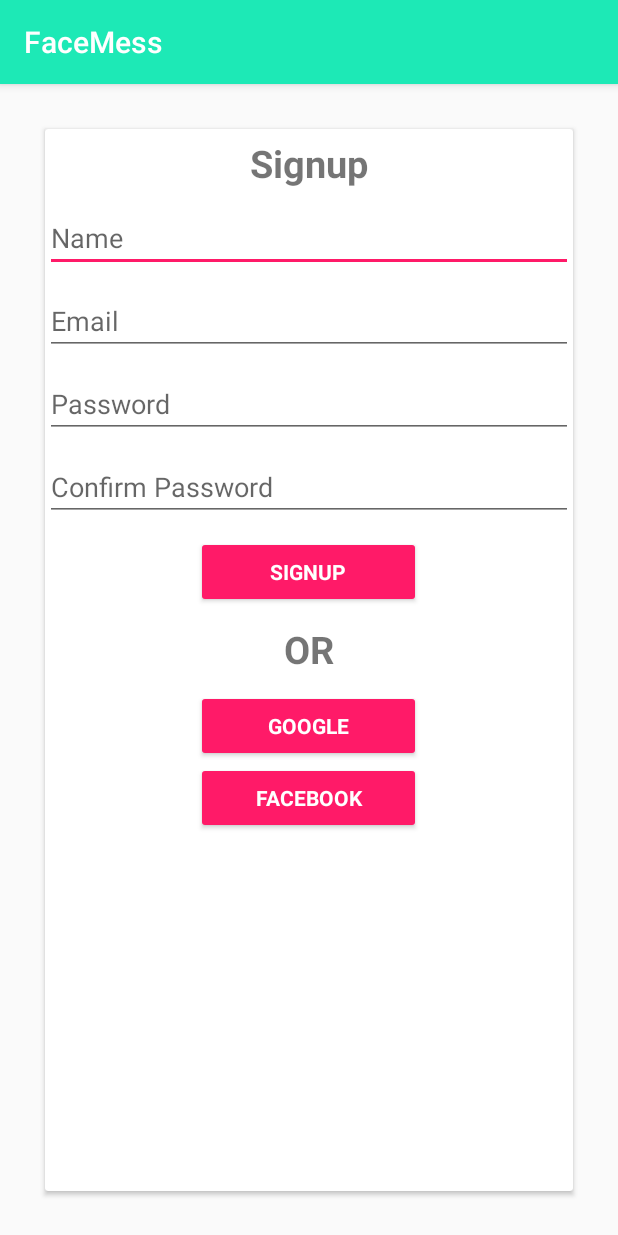
After one commit to TheProgrammersClub/FaceMess, an Android app: the SignupActivity screen opened directly, with no data from a screen before it, on a phone screen of 412 x 824 dp. The commit adds this screen. Run offline under Robolectric (Android 15) with nearby library versions, the phone set to English and light mode, and no system bars.

Commit message:
Signup added

```diff
--- a/Android/FaceMess/app/build.gradle
+++ b/Android/FaceMess/app/build.gradle
@@ -24,10 +24,12 @@ dependencies {
     androidTestCompile('com.android.support.test.espresso:espresso-core:2.2.2', {
         exclude group: 'com.android.support', module: 'support-annotations'
     })
+
     compile 'com.android.support:appcompat-v7:25.3.1'
     compile 'com.android.support.constraint:constraint-layout:1.0.0-alpha7'
     compile 'com.android.support:design:25.3.1'
+    compile 'de.hdodenhof:circleimageview:2.1.0'
+    compile 'com.android.support:cardview-v7:25.3.1'
+    compile 'com.android.support:support-v4:25.3.1'
     testCompile 'junit:junit:4.12'
-
-    compile 'de.hdodenhof:circleimageview:2.1.0'
 }
--- /dev/null
+++ b/Android/FaceMess/app/src/main/java/com/facemess/SignupActivity.java
@@ -0,0 +1,51 @@
+package com.facemess;
+
+import android.support.v7.app.AppCompatActivity;
+import android.os.Bundle;
+import android.view.View;
+import android.widget.EditText;
+
+public class SignupActivity extends AppCompatActivity {
+
+    EditText nameInput;
+    EditText emailInput;
+    EditText passwordInput;
+    EditText confirmPassword;
+
+    String name, email, password;
+
+    @Override
+    protected void onCreate(Bundle savedInstanceState) {
+        super.onCreate(savedInstanceState);
+        setContentView(R.layout.activity_signup);
+
+        nameInput = (EditText) findViewById(R.id.nameInput);
+        emailInput = (EditText) findViewById(R.id.emailInput);
+        passwordInput = (EditText) findViewById(R.id.passwordInput);
+        confirmPassword = (EditText) findViewById(R.id.confirmPasswordInput);
+
+    }
+
+    public void signup(View view){
+
+        name = nameInput.getText().toString();
+        email = emailInput.getText().toString();
+        password = passwordInput.getText().toString();
+        if (password.equals(confirmPassword.getText().toString())){
+
+        }
+        else {
+
+        }
+
+    }
+
+    public void googleSignup(View view){
+
+    }
+
+    public void facebookSignup(View view){
+
+    }
+
+}
--- /dev/null
+++ b/Android/FaceMess/app/src/main/res/layout/activity_signup.xml
@@ -0,0 +1,113 @@
+<?xml version="1.0" encoding="utf-8"?>
+<LinearLayout xmlns:android="http://schemas.android.com/apk/res/android"
+    xmlns:app="http://schemas.android.com/apk/res-auto"
+    xmlns:tools="http://schemas.android.com/tools"
+    android:layout_width="match_parent"
+    android:layout_height="match_parent"
+    android:orientation="vertical"
+    tools:context="com.facemess.SignupActivity">
+
+    <android.support.v7.widget.CardView
+        android:layout_width="match_parent"
+        android:layout_height="match_parent"
+        android:layout_margin="30dp">
+
+        <LinearLayout
+            android:layout_width="match_parent"
+            android:layout_height="match_parent"
+            android:orientation="vertical">
+
+            <TextView
+                android:id="@+id/signupid"
+                android:layout_width="match_parent"
+                android:layout_height="wrap_content"
+                android:layout_marginTop="5dp"
+                android:text="Signup"
+                android:textAlignment="center"
+                android:textSize="25dp"
+                android:textStyle="bold" />
+
+            <EditText
+                android:id="@+id/nameInput"
+                android:layout_width="match_parent"
+                android:layout_height="wrap_content"
+                android:layout_marginTop="10dp"
+                android:hint="Name" />
+
+            <EditText
+                android:id="@+id/emailInput"
+                android:layout_width="match_parent"
+                android:layout_height="wrap_content"
+                android:layout_marginTop="10dp"
+                android:hint="Email"
+                android:inputType="textEmailAddress" />
+
+            <EditText
+                android:id="@+id/passwordInput"
+                android:layout_width="match_parent"
+                android:layout_height="wrap_content"
+                android:layout_marginTop="10dp"
+                android:hint="Password"
+                android:inputType="textEmailAddress" />
+
+            <EditText
+                android:id="@+id/confirmPasswordInput"
+                android:layout_width="match_parent"
+                android:layout_height="wrap_content"
+                android:layout_marginTop="10dp"
+                android:hint="Confirm Password"
+                android:inputType="textEmailAddress" />
+
+            <Button
+                android:id="@+id/signupButton"
+                android:layout_width="150dp"
+                android:layout_height="wrap_content"
+                android:layout_gravity="center"
+                android:layout_marginTop="10dp"
+                android:backgroundTint="@color/colorAccent"
+                android:fontFamily="san-serif"
+                android:onClick="signup"
+                android:text="Signup"
+                android:textColor="@android:color/white"
+                android:textStyle="bold" />
+
+            <TextView
+                android:id="@+id/OR"
+                android:layout_width="match_parent"
+                android:layout_height="wrap_content"
+                android:layout_marginTop="10dp"
+                android:text="OR"
+                android:textAlignment="center"
+                android:textSize="25dp"
+                android:textStyle="bold" />
+
+            <Button
+                android:id="@+id/googleSignup"
+                android:layout_width="150dp"
+                android:layout_height="wrap_content"
+                android:layout_gravity="center"
+                android:layout_marginTop="10dp"
+                android:backgroundTint="@color/colorAccent"
+                android:fontFamily="san-serif"
+                android:onClick="googleSignup"
+                android:text="Google"
+                android:textColor="@android:color/white"
+                android:textStyle="bold" />
+
+            <Button
+                android:id="@+id/facebookSignup"
+                android:layout_width="150dp"
+                android:layout_height="wrap_content"
+                android:layout_gravity="center"
+                android:backgroundTint="@color/colorAccent"
+                android:fontFamily="san-serif"
+                android:onClick="facebookSignup"
+                android:text="Facebook"
+                android:textColor="@android:color/white"
+                android:textStyle="bold" />
+
+        </LinearLayout>
+
+    </android.support.v7.widget.CardView>
+
+</LinearLayout>
--- a/Android/FaceMess/app/src/main/res/values/strings.xml
+++ b/Android/FaceMess/app/src/main/res/values/strings.xml
@@ -3,4 +3,7 @@
     <string name="action_settings">Settings</string>
 
     <string name="love">Made with &#x2665; in India</string>
+
+    <!-- TODO: Remove or change this placeholder text -->
+    <string name="hello_blank_fragment">Hello blank fragment</string>
 </resources>
```
Also changed, not shown: Android/FaceMess/app/src/main/AndroidManifest.xml (+16 -13 lines), Android/FaceMess/app/src/main/java/com/facemess/NewUserFragment.java (added, +108 -0 lines), Android/FaceMess/app/src/main/res/layout/fragment_new_user.xml (added, +49 -0 lines), 17 other files.
